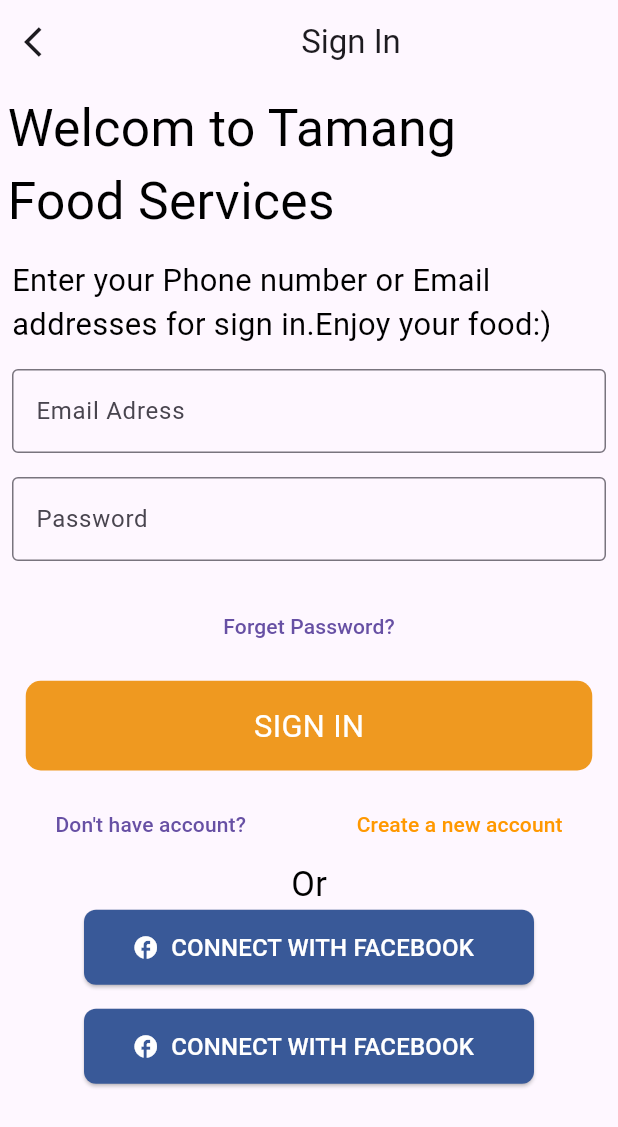
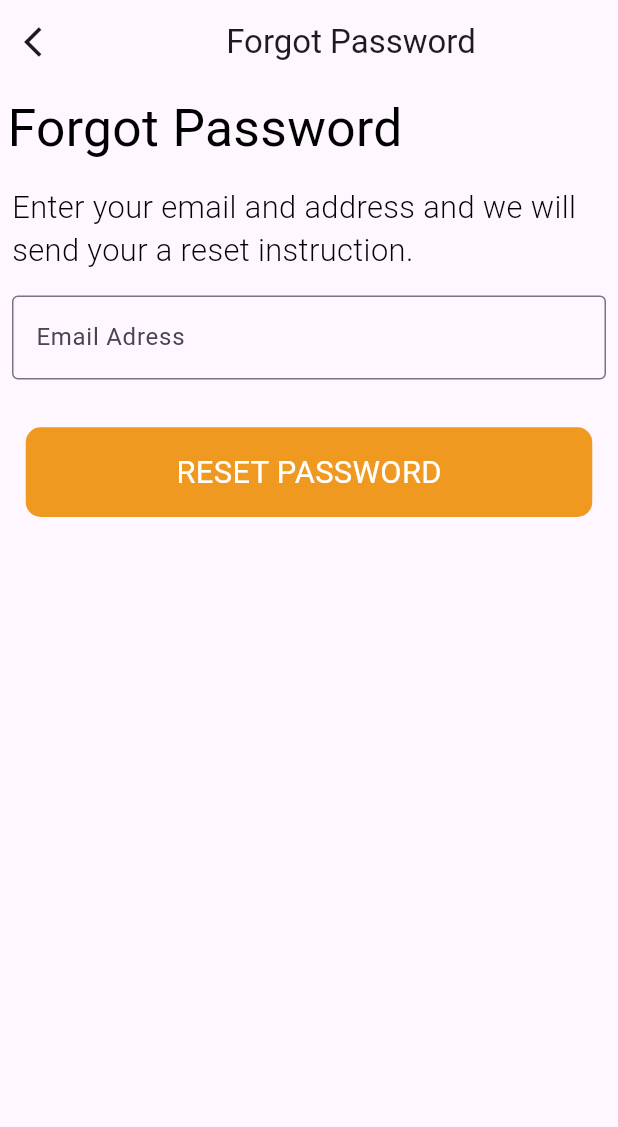
Before and after one commit to Muhammd-Shehzad/tammfoodapp, a Flutter app: the SignIn screen opened directly, after a tap on "Forget Password?", on a phone screen of 412 x 824 dp. Shown: the top 1127 px of the screen. Run offline on Flutter 3.47's test engine with Material 3 defaults, Android fonts, the phone set to English and light mode, and no system bars; our stand-ins replace flutter_screenutil, get.

Commit message:
reset and forgotpassword done

```diff
--- /dev/null
+++ b/lib/UI/ForgetPassword/forgot_password.dart
@@ -0,0 +1,75 @@
+import 'package:flutter/material.dart';
+import 'package:flutter_screenutil/flutter_screenutil.dart';
+import 'package:foodapp/CustomWidget/custom_button.dart';
+import 'package:foodapp/CustomWidget/custom_text_field.dart';
+import 'package:foodapp/UI/ForgetPassword/reset_password.dart';
+import 'package:get/get.dart';
+
+class ForgotPasword extends StatefulWidget {
+  const ForgotPasword({super.key});
+
+  @override
+  State<ForgotPasword> createState() => _ForgotPaswordState();
+}
+
+class _ForgotPaswordState extends State<ForgotPasword> {
+  @override
+  Widget build(BuildContext context) {
+    return Scaffold(
+      appBar: AppBar(
+        leading: InkWell(
+            onTap: () {
+              Get.back();
+            },
+            child: const Icon(Icons.arrow_back_ios)),
+        title: const Center(child: Text('Forgot Password')),
+        centerTitle: true,
+      ),
+      body: Column(
+        children: [
+          Padding(
+            padding: const EdgeInsets.all(5),
+            child: Align(
+              alignment: Alignment.topLeft,
+              child: Text(
+                'Forgot Password',
+                style: TextStyle(color: Colors.black, fontSize: 30.sp),
+              ),
+            ),
+          ),
+          Align(
+            alignment: Alignment.topLeft,
+            child: Padding(
+              padding: const EdgeInsets.all(8.0),
+              child: Text(
+                'Enter your email and address and we will\nsend your a reset instruction.',
+                style: TextStyle(
+                    color: Colors.black,
+                    fontSize: 18.sp,
+                    fontWeight: FontWeight.w300),
+              ),
+            ),
+          ),
+          Padding(
+            padding: const EdgeInsets.all(8.0),
+            child: CustomTextField(
+              text: 'Email Adress',
+            ),
+          ),
+          SizedBox(
+            height: 20.h,
+          ),
+          CustomButton(
+            heigth: 50.h,
+            width: 330.w,
+            color: const Color(0xFFEF9920),
+            text: 'RESET PASSWORD',
+            onPressed: () {
+              Get.to(ResetPassword());
+            },
+          ),
+        ],
+      ),
+    );
+  }
+}
--- a/lib/UI/SignIn/sign_in.dart
+++ b/lib/UI/SignIn/sign_in.dart
@@ -2,6 +2,8 @@ import 'package:flutter/material.dart';
 import 'package:flutter_screenutil/flutter_screenutil.dart';
 import 'package:foodapp/CustomWidget/custom_button.dart';
 import 'package:foodapp/CustomWidget/custom_text_field.dart';
+import 'package:foodapp/UI/ForgetPassword/forgot_password.dart';
+import 'package:get/get.dart';
 
 class SignIn extends StatefulWidget {
   const SignIn({super.key});
@@ -17,6 +19,7 @@ class _SignInState extends State<SignIn> {
       appBar: AppBar(
         leading: const Icon(Icons.arrow_back_ios),
         title: const Center(child: Text('Sign In')),
+        centerTitle: true,
       ),
       body: Column(
         mainAxisAlignment: MainAxisAlignment.start,
@@ -37,7 +40,7 @@ class _SignInState extends State<SignIn> {
               padding: const EdgeInsets.all(8.0),
               child: Text(
                 'Enter your Phone number or Email\naddresses for sign in.Enjoy your food:)',
-                style: TextStyle(color: Colors.black, fontSize: 18.sp),
+                style: TextStyle(color: Colors.black, fontSize: 18.sp,fontWeight: FontWeight.w300),
               ),
             ),
           ),
@@ -60,7 +63,9 @@ class _SignInState extends State<SignIn> {
                 height: 10.h,
               ),
               TextButton(
-                onPressed: () {},
+                onPressed: () {
+                  Get.to(ForgotPasword());
+                },
                 child: const Text('Forget Password?'),
               ),
               SizedBox(
@@ -98,15 +103,13 @@ class _SignInState extends State<SignIn> {
               ),
               ElevatedButton.icon(
                 style: ElevatedButton.styleFrom(
-                  backgroundColor: Color(0xFF395998), // Facebook Blue
+                  backgroundColor: Color(0xFF395998),
                   minimumSize: Size(300, 50),
                   shape: RoundedRectangleBorder(
                     borderRadius: BorderRadius.circular(8),
                   ),
                 ),
-                onPressed: () {
-                  // Add your Facebook login logic here
-                },
+                onPressed: () {},
                 icon: Icon(Icons.facebook, color: Colors.white),
                 label: Text(
                   "CONNECT WITH FACEBOOK",
@@ -116,15 +119,13 @@ class _SignInState extends State<SignIn> {
               SizedBox(height: 16),
               ElevatedButton.icon(
                 style: ElevatedButton.styleFrom(
-                  backgroundColor: Color(0xFF395998), // Facebook Blue
+                  backgroundColor: Color(0xFF395998),
                   minimumSize: Size(300, 50),
                   shape: RoundedRectangleBorder(
                     borderRadius: BorderRadius.circular(8),
                   ),
                 ),
-                onPressed: () {
-                  // Add your Facebook login logic here
-                },
+                onPressed: () {},
                 icon: Icon(Icons.facebook, color: Colors.white),
                 label: Text(
                   "CONNECT WITH FACEBOOK",
```
Also changed, not shown: lib/UI/ForgetPassword/reset_password.dart (added, +87 -0 lines), assets/resetlogo.png (added).
